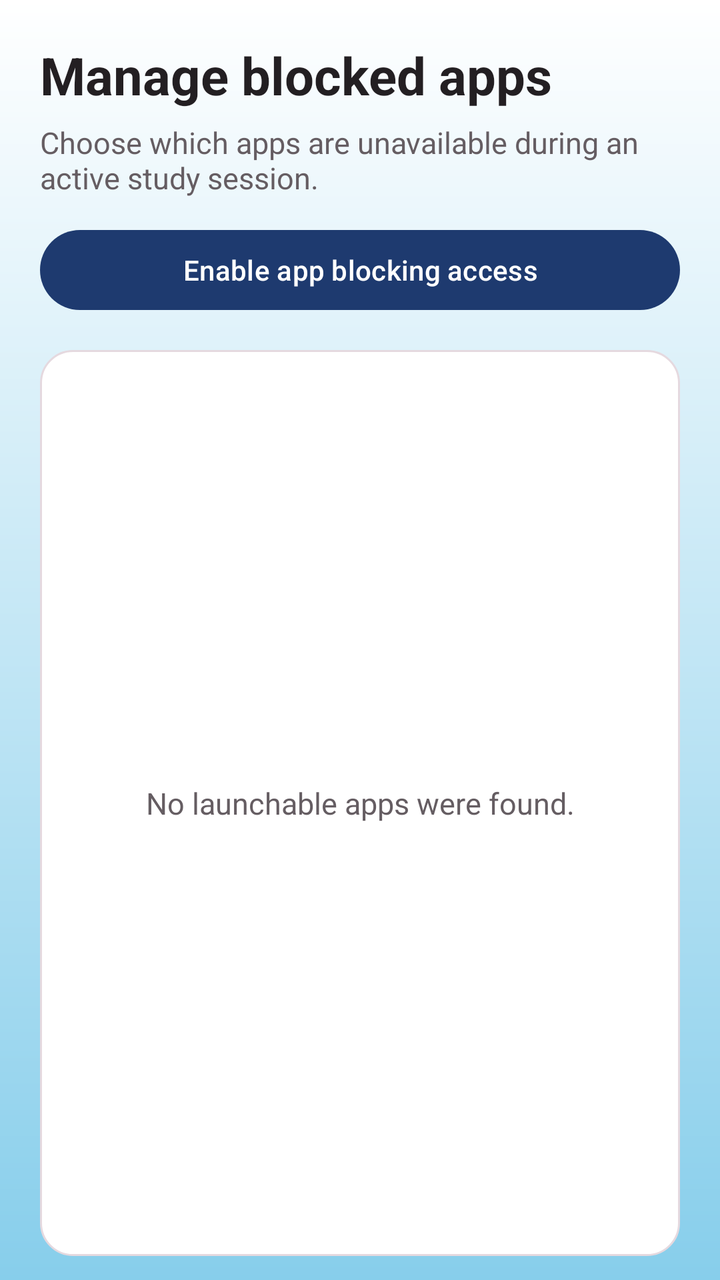
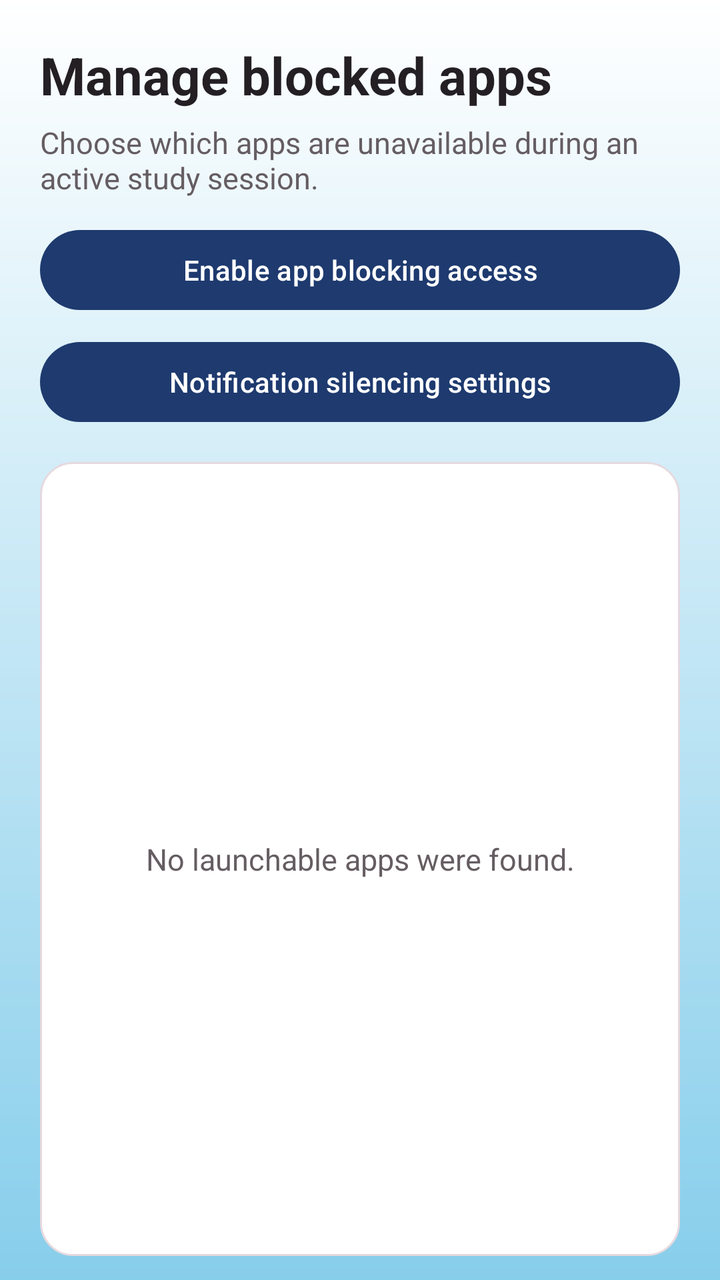

Two renders of the same Android screen: before a commit and after it. Below are the layout's source before the change and the commit's diff.
<!-- AndroidManifest.xml: application theme Theme.Zone -->
<!-- res/layout/activity_manage_blocked_apps.xml -->
<?xml version="1.0" encoding="utf-8"?>
<LinearLayout xmlns:android="http://schemas.android.com/apk/res/android"
    android:layout_width="match_parent"
    android:layout_height="match_parent"
    android:orientation="vertical"
    android:paddingStart="20dp"
    android:paddingTop="20dp"
    android:paddingEnd="20dp"
    android:paddingBottom="12dp">

    <TextView
        android:layout_width="match_parent"
        android:layout_height="wrap_content"
        android:text="@string/manage_blocked_apps"
        android:textColor="@color/zone_text_primary"
        android:textSize="26sp"
        android:textStyle="bold" />

    <TextView
        android:layout_width="match_parent"
        android:layout_height="wrap_content"
        android:layout_marginTop="6dp"
        android:text="@string/manage_blocked_apps_subtitle"
        android:textColor="@color/zone_text_secondary"
        android:textSize="15sp" />

    <Button
        android:id="@+id/appBlockingPermissionButton"
        android:layout_width="match_parent"
        android:layout_height="wrap_content"
        android:layout_marginTop="12dp"
        android:text="@string/app_blocking_access_off" />

    <FrameLayout
        android:layout_width="match_parent"
        android:layout_height="0dp"
        android:layout_marginTop="16dp"
        android:layout_weight="1"
        android:background="@drawable/device_list_background">

        <ListView
            android:id="@+id/availableAppsList"
            android:layout_width="match_parent"
            android:layout_height="match_parent"
            android:clipToPadding="false"
            android:divider="@color/zone_border"
            android:dividerHeight="1dp"
            android:paddingTop="4dp"
            android:paddingBottom="4dp" />

        <TextView
            android:id="@+id/emptyAppsText"
            android:layout_width="match_parent"
            android:layout_height="match_parent"
            android:gravity="center"
            android:padding="24dp"
            android:text="@string/no_launchable_apps"
            android:textColor="@color/zone_text_secondary"
            android:textSize="15sp" />
    </FrameLayout>
</LinearLayout>
<!-- resources referenced by this layout -->
<resources>
  <color name="zone_border">#E5D9DF</color>
  <color name="zone_text_primary">#231F22</color>
  <color name="zone_text_secondary">#655D62</color>
  <!-- drawable device_list_background (drawable) -->
  <?xml version="1.0" encoding="utf-8"?>
  <shape xmlns:android="http://schemas.android.com/apk/res/android" android:shape="rectangle">
      <solid android:color="@color/white" />
      <stroke android:width="1dp" android:color="@color/zone_border" />
      <corners android:radius="16dp" />
  </shape>
  <string name="app_blocking_access_off">Enable app blocking access</string>
  <string name="manage_blocked_apps">Manage blocked apps</string>
  <string name="manage_blocked_apps_subtitle">Choose which apps are unavailable during an active study session.</string>
  <string name="no_launchable_apps">No launchable apps were found.</string>
  <style name="Theme.Zone" parent="Base.Theme.Zone" />
  <color name="white">#FFFFFFFF</color>
  <style name="Base.Theme.Zone" parent="Theme.Material3.Light">
          <item name="colorPrimary">@color/zone_primary</item>
          <item name="colorOnPrimary">@color/white</item>
          <item name="colorSecondary">@color/zone_heart</item>
          <item name="colorSurface">@color/white</item>
          <item name="colorSurfaceContainer">@color/zone_surface</item>
          <item name="colorOnSurface">@color/zone_text_primary</item>
          <item name="android:colorAccent">@color/zone_primary</item>
          <item name="android:textColorPrimary">@color/zone_text_primary</item>
          <item name="android:textColorSecondary">@color/zone_text_secondary</item>
          <item name="android:navigationBarColor">@color/white</item>
          <item name="android:statusBarColor">@color/zone_primary</item>
          <item name="android:windowLightStatusBar">false</item>
          <item name="android:windowBackground">@drawable/background_gradient</item>
          <item name="actionBarStyle">@style/Widget.Zone.ActionBar</item>
      </style>
  <color name="zone_primary">#1E3A6F</color>
  <color name="zone_heart">#D8325A</color>
  <color name="zone_surface">#FFF1F4</color>
  <!-- drawable background_gradient (drawable) -->
  <?xml version="1.0" encoding="utf-8"?>
  <shape xmlns:android="http://schemas.android.com/apk/res/android"
      android:shape="rectangle">
      <gradient
          android:startColor="@color/white"
          android:endColor="@color/sky_blue"
          android:angle="270" />
  </shape>
  <style name="Widget.Zone.ActionBar" parent="Widget.AppCompat.ActionBar">
          <item name="background">@android:color/transparent</item>
          <item name="elevation">0dp</item>
      </style>
  <color name="sky_blue">#87CEEB</color>
</resources>

<!-- the commit's change to res/layout/activity_manage_blocked_apps.xml (unified diff, before → after) -->
@@ -31,6 +31,13 @@
         android:layout_marginTop="12dp"
         android:text="@string/app_blocking_access_off" />
 
+    <Button
+        android:id="@+id/notificationSilencingButton"
+        android:layout_width="match_parent"
+        android:layout_height="wrap_content"
+        android:layout_marginTop="8dp"
+        android:text="Notification silencing settings" />
+
     <FrameLayout
         android:layout_width="match_parent"
         android:layout_height="0dp"
